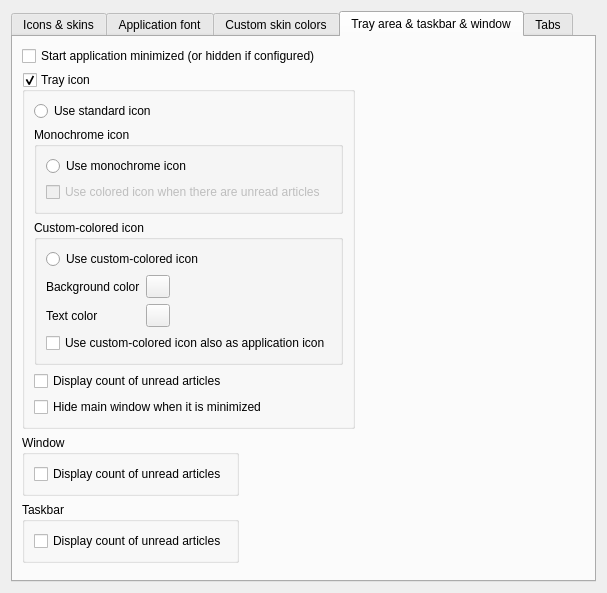
Qt form src/librssguard/gui/settings/settingsgui.ui (martinrotter/rssguard) before a commit.
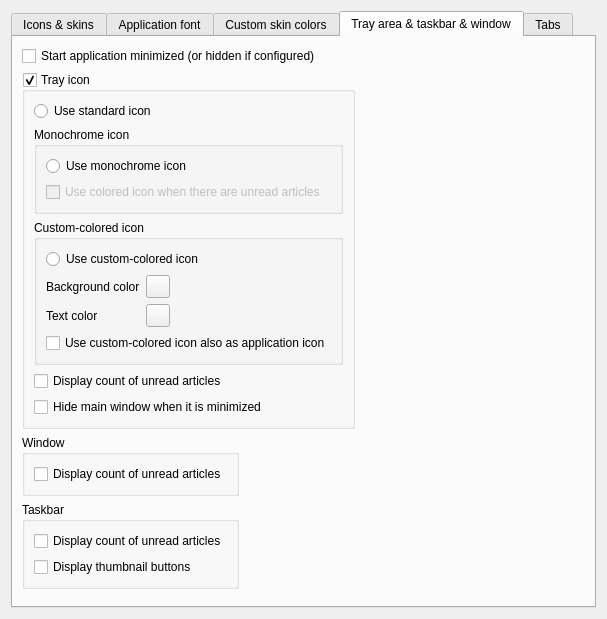
The same form after that commit. The open tabs and pages were chosen to show the change. Custom widgets are drawn as their Qt base class.

Commit message: work on windows taskbar features

The edit to the form file:
```diff
--- a/src/librssguard/gui/settings/settingsgui.ui
+++ b/src/librssguard/gui/settings/settingsgui.ui
@@ -333,6 +333,13 @@
             </property>
            </widget>
           </item>
+          <item>
+           <widget class="QCheckBox" name="m_displayTaskbarThumbnailButtons">
+            <property name="text">
+             <string>Display thumbnail buttons</string>
+            </property>
+           </widget>
+          </item>
          </layout>
         </widget>
        </item>
```
The commit also changes 8 other files.
